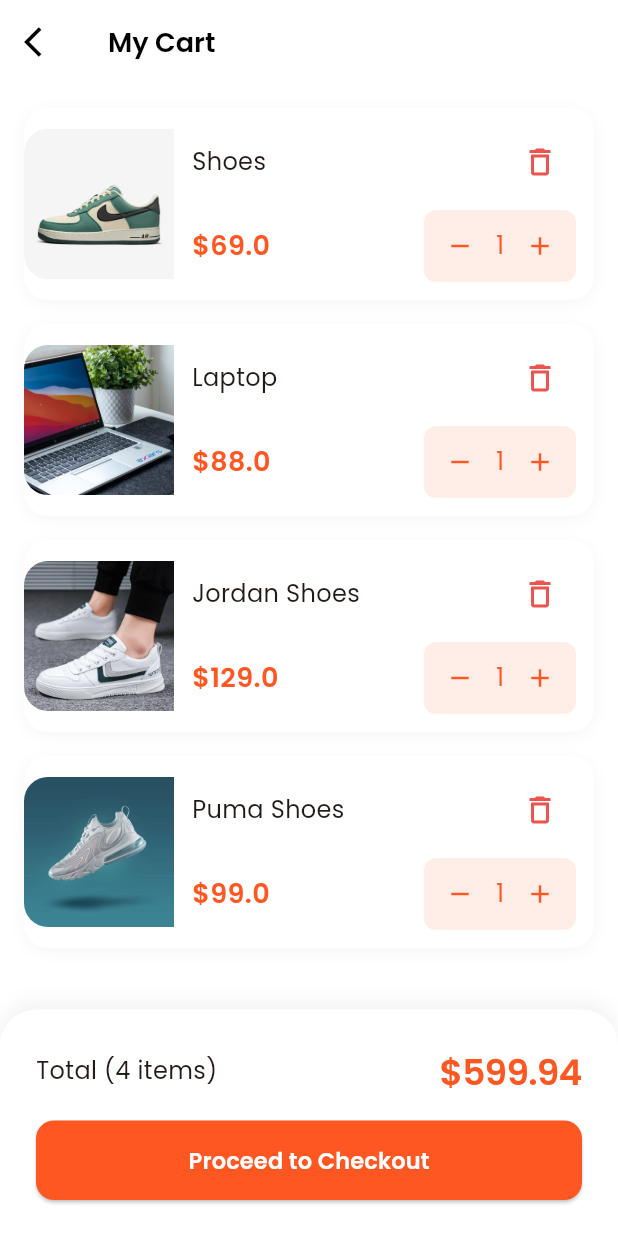
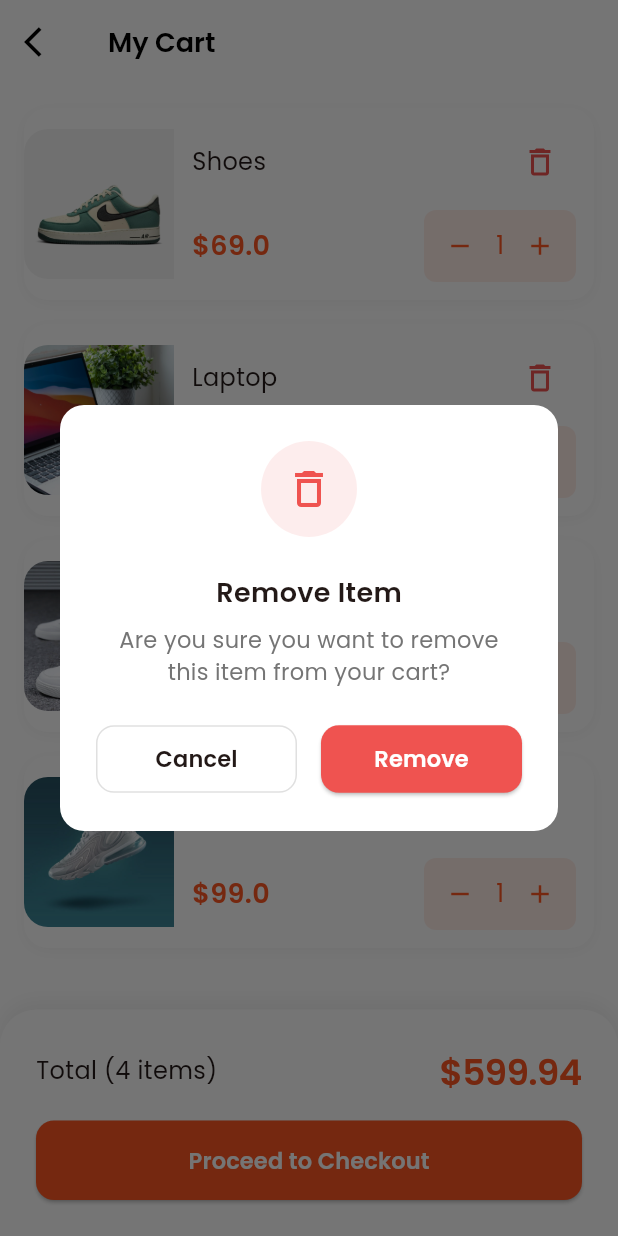
Before and after one commit to Edil-Ayehu/UI-2-Ecommerce-, a Flutter app: the CartScreen screen opened directly, after a tap on the "delete outline" icon, on a phone screen of 412 x 824 dp. Run offline on Flutter 3.47's test engine with Material 3 defaults, Android fonts, the phone set to English and light mode, and no system bars; our stand-ins replace get, get_storage, google_fonts, share_plus; accounts and stored records are empty.

Commit message:
cart delete confirmation dialog

```diff
--- a/lib/view/pages/cart_screen.dart
+++ b/lib/view/pages/cart_screen.dart
@@ -34,7 +34,8 @@ class CartScreen extends StatelessWidget {
             child: ListView.builder(
               padding: const EdgeInsets.all(16),
               itemCount: products.length,
-              itemBuilder: (context, index) => _buildCartItem(context, products[index]),
+              itemBuilder: (context, index) =>
+                  _buildCartItem(context, products[index]),
             ),
           ),
           _buildCartSummary(context),
@@ -53,7 +54,9 @@ class CartScreen extends StatelessWidget {
         borderRadius: BorderRadius.circular(16),
         boxShadow: [
           BoxShadow(
-            color: isDark ? Colors.black.withOpacity(0.2) : Colors.grey.withOpacity(0.1),
+            color: isDark
+                ? Colors.black.withOpacity(0.2)
+                : Colors.grey.withOpacity(0.1),
             blurRadius: 8,
             offset: const Offset(0, 2),
           ),
@@ -63,7 +66,8 @@ class CartScreen extends StatelessWidget {
         children: [
           // Product Image
           ClipRRect(
-            borderRadius: const BorderRadius.horizontal(left: Radius.circular(16)),
+            borderRadius:
+                const BorderRadius.horizontal(left: Radius.circular(16)),
             child: Image.asset(
               product.imageUrl,
               width: 100,
@@ -96,7 +100,8 @@ class CartScreen extends StatelessWidget {
                           Icons.delete_outline,
                           color: Colors.red[400],
                         ),
-                        onPressed: () {},
+                        onPressed: () =>
+                            _showDeleteConfirmationDialog(context, product),
                       ),
                     ],
                   ),
@@ -113,7 +118,8 @@ class CartScreen extends StatelessWidget {
                       ),
                       Container(
                         decoration: BoxDecoration(
-                          color: Theme.of(context).primaryColor.withOpacity(0.1),
+                          color:
+                              Theme.of(context).primaryColor.withOpacity(0.1),
                           borderRadius: BorderRadius.circular(8),
                         ),
                         child: Row(
@@ -152,6 +158,104 @@ class CartScreen extends StatelessWidget {
           ),
         ],
       ),
+    );
+  }
+
+  void _showDeleteConfirmationDialog(BuildContext context, Product product) {
+    final isDark = Theme.of(context).brightness == Brightness.dark;
+
+    Get.dialog(
+      AlertDialog(
+        backgroundColor: Theme.of(context).scaffoldBackgroundColor,
+        shape: RoundedRectangleBorder(
+          borderRadius: BorderRadius.circular(16),
+        ),
+        contentPadding: const EdgeInsets.all(24),
+        content: Column(
+          mainAxisSize: MainAxisSize.min,
+          children: [
+            Container(
+              padding: const EdgeInsets.all(16),
+              decoration: BoxDecoration(
+                color: Colors.red[400]!.withOpacity(0.1),
+                shape: BoxShape.circle,
+              ),
+              child: Icon(
+                Icons.delete_outline,
+                color: Colors.red[400],
+                size: 32,
+              ),
+            ),
+            const SizedBox(height: 24),
+            Text(
+              'Remove Item',
+              style: AppTextStyle.withColor(
+                AppTextStyle.h3,
+                Theme.of(context).textTheme.bodyLarge!.color!,
+              ),
+            ),
+            const SizedBox(height: 8),
+            Text(
+              'Are you sure you want to remove this item from your cart?',
+              style: AppTextStyle.withColor(
+                AppTextStyle.bodyMedium,
+                isDark ? Colors.grey[400]! : Colors.grey[600]!,
+              ),
+              textAlign: TextAlign.center,
+            ),
+            const SizedBox(height: 24),
+            Row(
+              children: [
+                Expanded(
+                  child: OutlinedButton(
+                    onPressed: () => Get.back(),
+                    style: OutlinedButton.styleFrom(
+                      padding: const EdgeInsets.symmetric(vertical: 12),
+                      side: BorderSide(
+                        color: isDark ? Colors.white70 : Colors.black12,
+                      ),
+                      shape: RoundedRectangleBorder(
+                        borderRadius: BorderRadius.circular(12),
+                      ),
+                    ),
+                    child: Text(
+                      'Cancel',
+                      style: AppTextStyle.withColor(
+                        AppTextStyle.buttonMedium,
+                        Theme.of(context).textTheme.bodyLarge!.color!,
+                      ),
+                    ),
+                  ),
+                ),
+                const SizedBox(width: 16),
+                Expanded(
+                  child: ElevatedButton(
+                    onPressed: () {
+                      // Add delete logic here
+                      Get.back();
+                    },
+                    style: ElevatedButton.styleFrom(
+                      backgroundColor: Colors.red[400],
+                      padding: const EdgeInsets.symmetric(vertical: 12),
+                      shape: RoundedRectangleBorder(
+                        borderRadius: BorderRadius.circular(12),
+                      ),
+                    ),
+                    child: Text(
+                      'Remove',
+                      style: AppTextStyle.withColor(
+                        AppTextStyle.buttonMedium,
+                        Colors.white,
+                      ),
+                    ),
+                  ),
+                ),
+              ],
+            ),
+          ],
+        ),
+      ),
+      barrierColor: Colors.black54,
     );
   }
 
```
